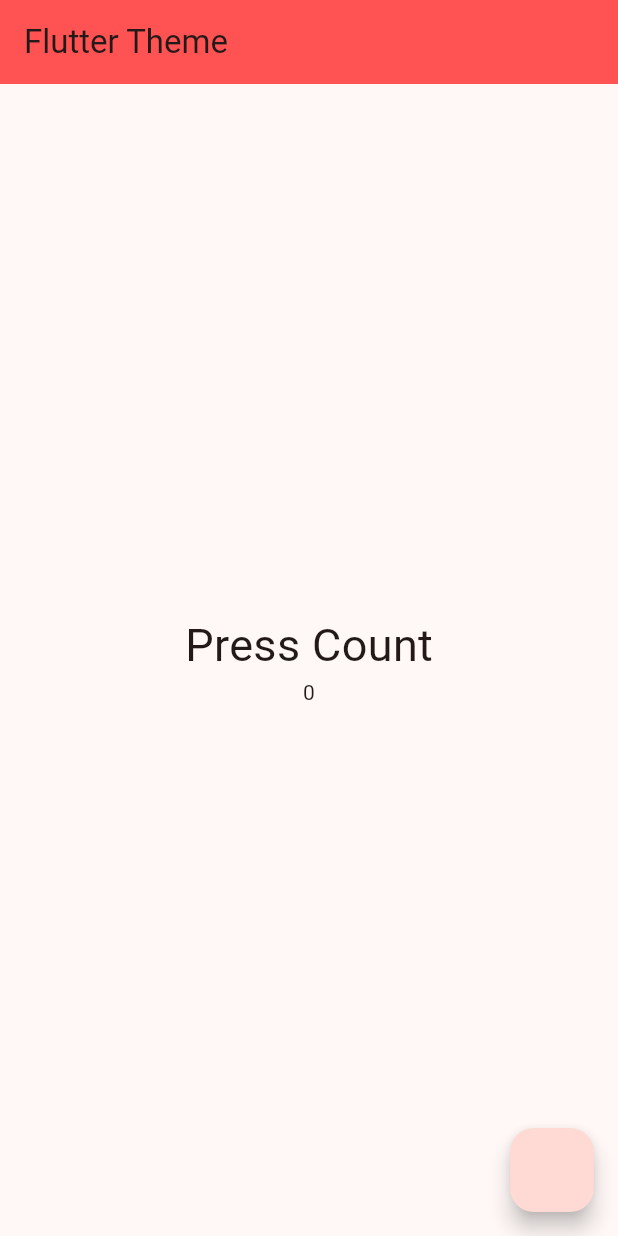
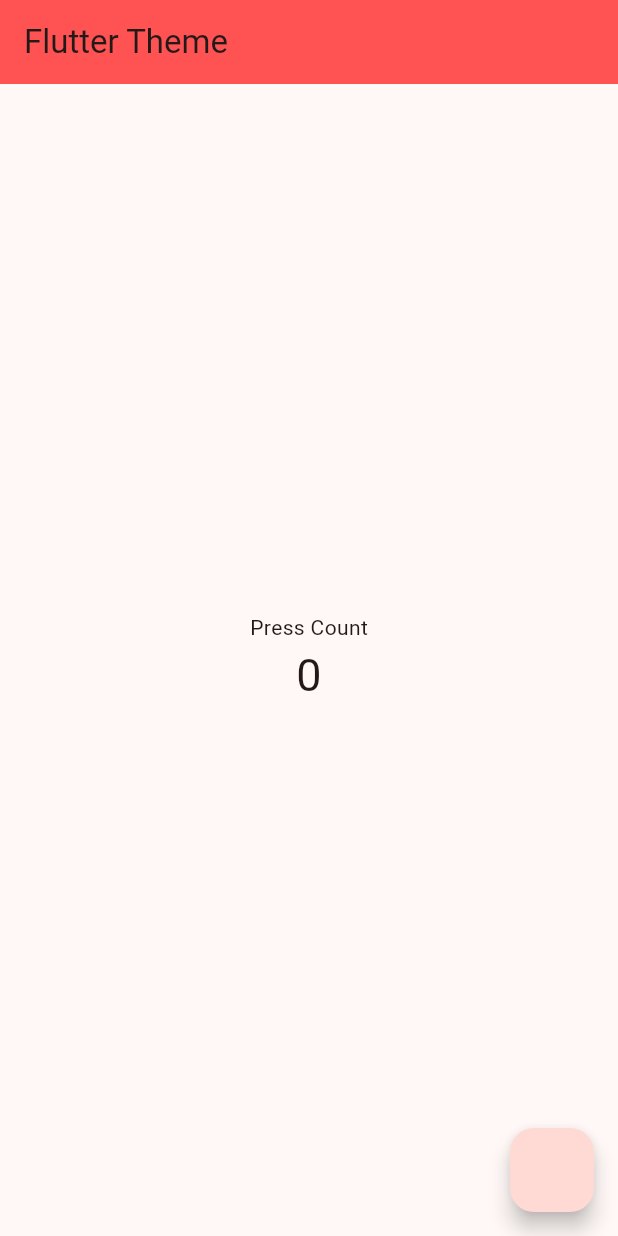
Before and after one commit to khanian/example_theme, a Flutter app: the screen it shows after launch, on a phone screen of 412 x 824 dp. Run offline on Flutter 3.47's test engine with Material 2 defaults, Android fonts, the phone set to English and light mode, and no system bars.

Commit message:
add style directory and divide dart file for customTheme theme

```diff
--- a/lib/main.dart
+++ b/lib/main.dart
@@ -1,3 +1,4 @@
+import 'package:example_theme/style/theme.dart';
 import 'package:flutter/material.dart';
 
 void main() {
@@ -8,17 +9,6 @@ void main() {
     ),
   );
 }
-
-final customTheme = ThemeData(
-    colorScheme: ColorScheme.fromSeed(seedColor: Colors.red),
-    textTheme: const TextTheme(
-        bodyLarge: TextStyle(fontWeight: FontWeight.normal, fontSize: 30)
-    ),
-    useMaterial3: true,
-    appBarTheme: const AppBarTheme(
-      backgroundColor: Colors.redAccent,
-    )
-);
 
 class HomeWidget extends StatefulWidget {
   const HomeWidget({super.key});
@@ -43,8 +33,8 @@ class _HomeWidgetState extends State<HomeWidget> {
         child: Column(
           mainAxisSize: MainAxisSize.min,
           children: [
-            Text('Press Count', style: textTheme.bodyLarge,),
-            Text('$count', style: textTheme.titleLarge),
+            Text('Press Count', style: textTheme.bodyMedium,),
+            Text('$count', style: textTheme.bodyLarge),
           ],
         ),
       ),
--- /dev/null
+++ b/lib/style/theme.dart
@@ -0,0 +1,12 @@
+import 'package:flutter/material.dart';
+
+final customTheme = ThemeData(
+    colorScheme: ColorScheme.fromSeed(seedColor: Colors.red),
+    textTheme: const TextTheme(
+        bodyLarge: TextStyle(fontWeight: FontWeight.normal, fontSize: 30)
+    ),
+    useMaterial3: true,
+    appBarTheme: const AppBarTheme(
+      backgroundColor: Colors.redAccent,
+    )
+);
```
